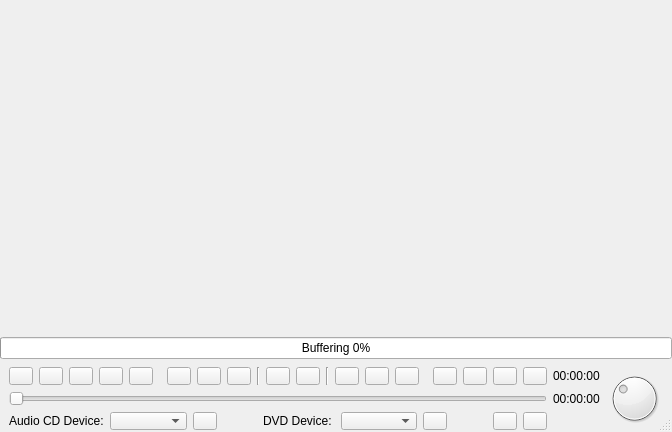
The window that code/playerctl/ui/playerctl.ui (andrew-bibb/mbmp) describes before a commit, drawn with Qt 5.
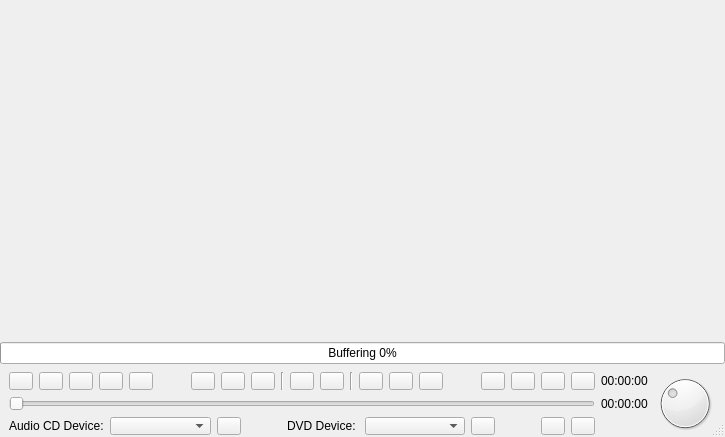
The same window after the commit. Icons and pictures are not drawn.

Patch:
```diff
--- a/code/playerctl/ui/playerctl.ui
+++ b/code/playerctl/ui/playerctl.ui
@@ -6,8 +6,8 @@
    <rect>
     <x>0</x>
     <y>0</y>
-    <width>672</width>
-    <height>432</height>
+    <width>725</width>
+    <height>437</height>
    </rect>
   </property>
   <property name="windowTitle">
```
